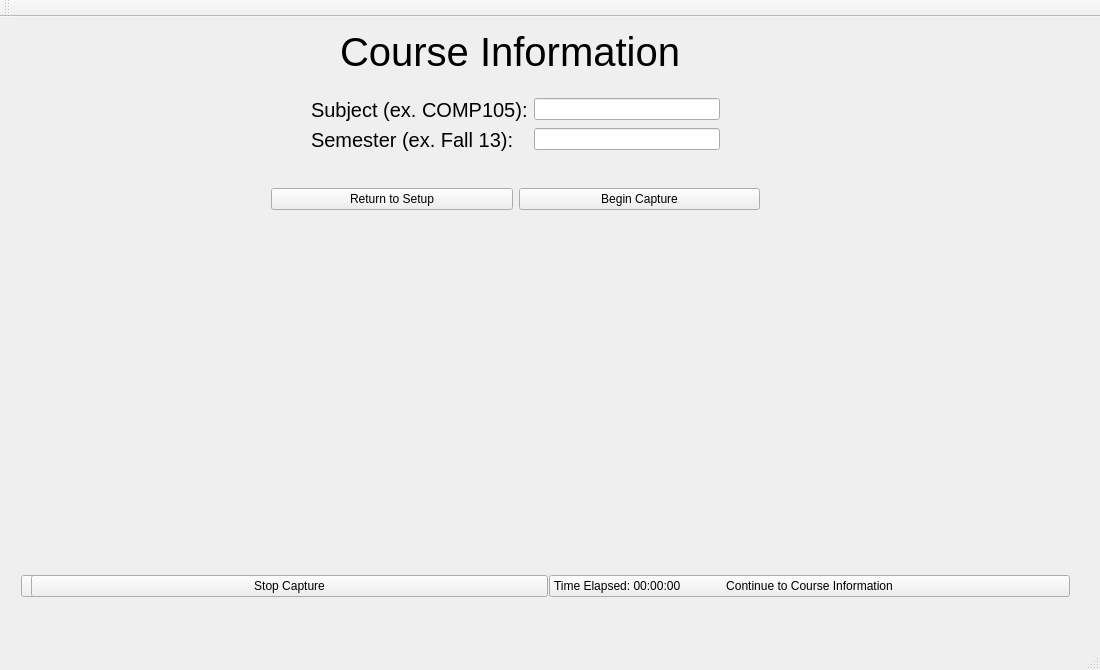
This is setupCaptureGUI/mainWindow.ui in ripples/paol as Qt 5 draws it before an edit. The edited form follows.
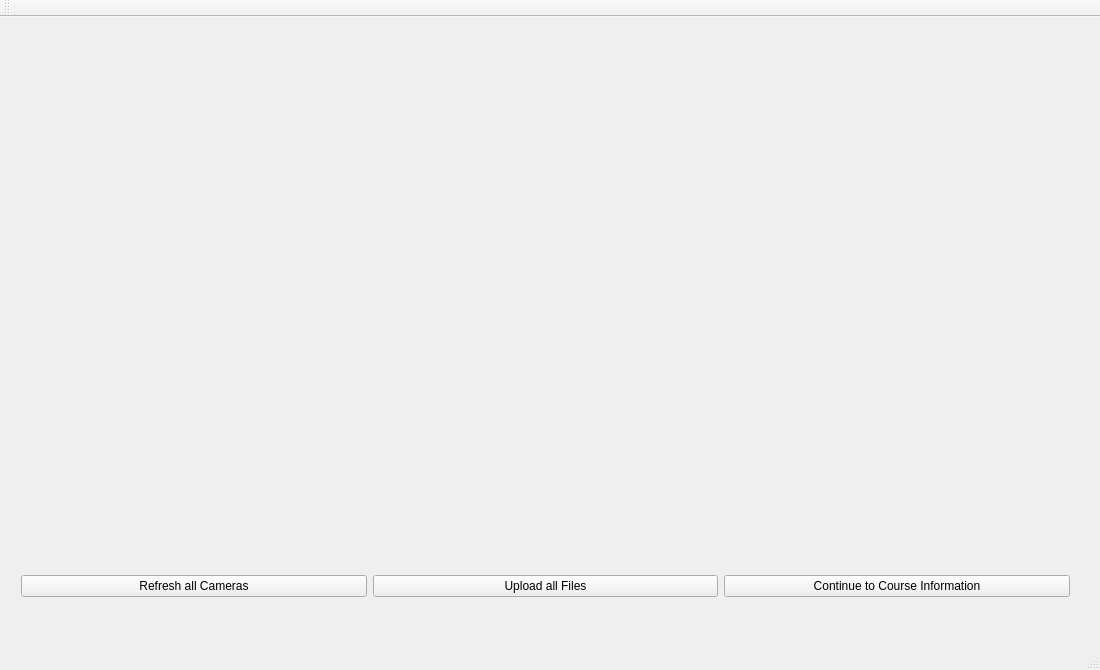
This is the edited form.

```diff
--- a/setupCaptureGUI/mainWindow.ui
+++ b/setupCaptureGUI/mainWindow.ui
@@ -23,7 +23,7 @@
    <widget class="QWidget" name="infoWidget" native="true">
     <property name="geometry">
      <rect>
-      <x>10</x>
+      <x>2000</x>
       <y>0</y>
       <width>1080</width>
       <height>600</height>
@@ -176,6 +176,13 @@
           </property>
          </widget>
         </item>
+        <item>
+         <widget class="QPushButton" name="setupUploadFiles">
+          <property name="text">
+           <string>Upload all Files</string>
+          </property>
+         </widget>
+        </item>
         <item>
          <widget class="QPushButton" name="setupContinueToCapture">
           <property name="text">
@@ -191,7 +198,7 @@
    <widget class="QWidget" name="captureWidget" native="true">
     <property name="geometry">
      <rect>
-      <x>10</x>
+      <x>2000</x>
       <y>0</y>
       <width>1080</width>
       <height>600</height>
```
